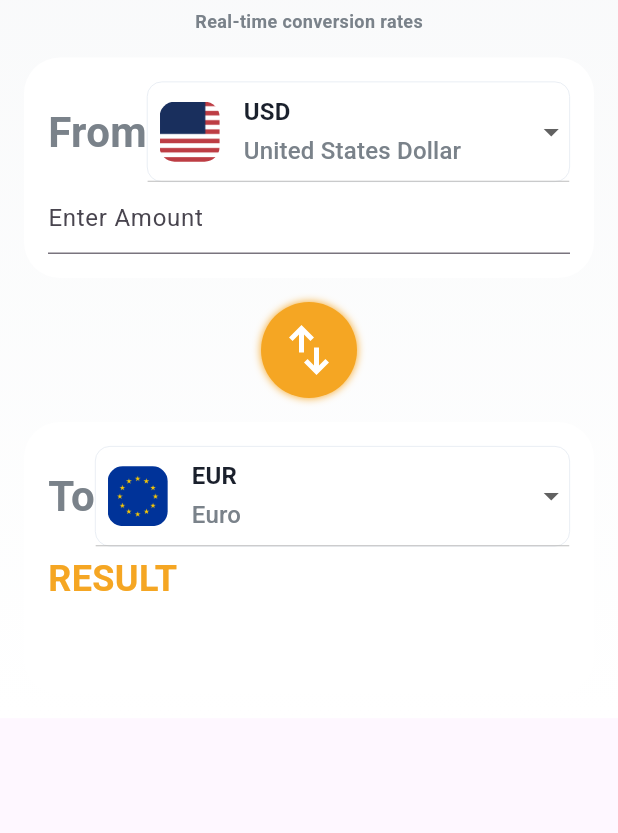
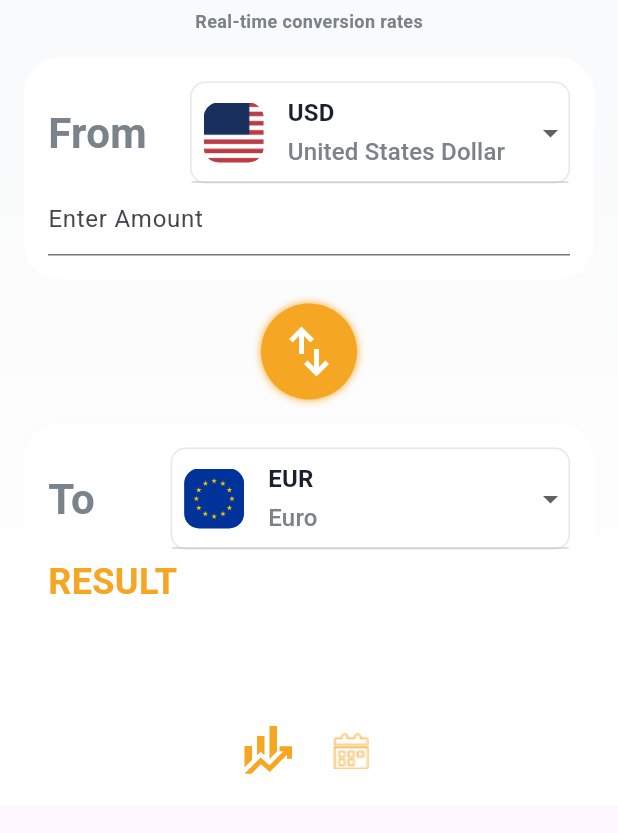
Before and after one commit to mohamedshemees/currencyX_flutter, a Flutter app: the screen it shows after launch, on a phone screen of 412 x 824 dp, the part 130-963 px from its top. Run offline on Flutter 3.47's test engine with Material 3 defaults, Android fonts, the phone set to English and light mode, and no system bars; our stand-ins replace bloc, dio, flutter_bloc, flutter_dotenv, flutter_svg, get_it and 1 more; generated files the repository leaves out were written again; network calls fail.

Commit message:
feat: add date picker and exchange ratio display

```diff
--- a/lib/screens/home_screen_state.dart
+++ b/lib/screens/home_screen_state.dart
@@ -9,6 +9,8 @@ class HomeScreenState {
   final Map<String, Map<String, double>> rates;
   final bool isLoading;
   final String errorMessage;
+  final String date;
+  final String ratio;
 
   const HomeScreenState({
     required this.baseCurrency,
@@ -18,6 +20,8 @@ class HomeScreenState {
     required this.rates,
     required this.isLoading,
     required this.errorMessage,
+    required this.date,
+    required this.ratio,
   });
 
   HomeScreenState copyWith({
@@ -28,6 +32,8 @@ class HomeScreenState {
     Map<String, Map<String, double>>? rates,
     bool? isLoading,
     String? errorMessage,
+    String? date,
+    String? ratio,
   }) {
     return HomeScreenState(
       baseCurrency: baseCurrency ?? this.baseCurrency,
@@ -35,8 +41,10 @@ class HomeScreenState {
       amount: amount ?? this.amount,
       result: result ?? this.result,
       rates: rates ?? this.rates,
+      date: date ?? this.date,
       isLoading: isLoading ?? this.isLoading,
       errorMessage: errorMessage ?? this.errorMessage,
+      ratio: ratio ?? this.ratio,
     );
   }
 }
--- a/lib/screens/my_home_page.dart
+++ b/lib/screens/my_home_page.dart
@@ -3,6 +3,7 @@ import 'package:currencyx/main.dart';
 import 'package:currencyx/screens/home_screen_cubit.dart';
 import 'package:currencyx/theme/custom_colors_extension.dart';
 import 'package:currencyx/widgets/conversion_view_widget.dart';
+import 'package:currencyx/widgets/exchange_rate_widget.dart';
 import 'package:currencyx/widgets/header_widget.dart';
 import 'package:flutter/material.dart';
 import 'package:flutter_bloc/flutter_bloc.dart';
@@ -16,8 +17,7 @@ class MyHomePage extends StatelessWidget {
       extendBodyBehindAppBar: true,
       body: SafeArea(
         child: BlocProvider(
-          create: (context) =>
-              HomeScreenCubit(getIt<CurrencyRepository>())..getCurrencies(),
+          create: (context) => HomeScreenCubit(getIt<CurrencyRepository>()),
           child: BlocBuilder<HomeScreenCubit, HomeScreenState>(
             builder: (context, state) {
               if (state.isLoading) {
@@ -29,9 +29,9 @@ class MyHomePage extends StatelessWidget {
                   decoration: BoxDecoration(
                     gradient: LinearGradient(
                       colors: [
-                        Theme.of(
-                          context,
-                        ).extension<CustomColorsExtension>()!.gradientStart,
+                        Theme.of(context)
+                            .extension<CustomColorsExtension>()!
+                            .gradientStart,
                         Theme.of(context)
                             .extension<CustomColorsExtension>()!
                             .cardBackgroundColor,
@@ -40,9 +40,22 @@ class MyHomePage extends StatelessWidget {
                       end: Alignment.bottomCenter,
                     ),
                   ),
-                  child: const Column(
+                  child: Column(
                     crossAxisAlignment: CrossAxisAlignment.center,
-                    children: [HeaderWidget(), ConversionViewWidget()],
+                    children: [
+                      const HeaderWidget(),
+                      const ConversionViewWidget(),
+                      ExchangeRateWidget(
+                        onSelectDate: (selectedDate) {
+                          context
+                              .read<HomeScreenCubit>()
+                              .onSelectDate(selectedDate);
+                        },
+                        firstDate: DateTime(2020),
+                        lastDate: DateTime.now(),
+                        ratio: state.ratio,
+                      ),
+                    ],
                   ),
                 ),
               );
--- a/lib/widgets/conversion_view_widget.dart
+++ b/lib/widgets/conversion_view_widget.dart
@@ -15,7 +15,7 @@ class ConversionViewWidget extends StatelessWidget {
         CurrencyCardWidget(
           currentCurrency: state.baseCurrency,
           enabledTextField: true,
-          title: "From",
+          title: "From    ",
           hint: "Enter Amount",
           onPressed: (String baseCurrency) {
             context.read<HomeScreenCubit>().onChangeBaseCurrency(baseCurrency);
@@ -29,7 +29,7 @@ class ConversionViewWidget extends StatelessWidget {
         CurrencyCardWidget(
           currentCurrency: state.targetCurrency,
           enabledTextField: false,
-          title: "To",
+          title: "To       ",
           hint: "Result",
           onPressed: (String targetCurrency) {
             context.read<HomeScreenCubit>().onChangeTargetCurrency(targetCurrency);
--- a/lib/widgets/countries_dropdown_widget.dart
+++ b/lib/widgets/countries_dropdown_widget.dart
@@ -20,11 +20,11 @@ class CountriesDropdownWidget extends StatelessWidget {
         color: Theme.of(
           context,
         ).extension<CustomColorsExtension>()!.cardBackgroundColor,
-        border: Border.all(color: AppColors.spinnerBorderColor, width: .5),
+        border: Border.all(color: AppColors.spinnerBorderColor, width: 1),
         borderRadius: BorderRadius.circular(10),
       ),
       child: DropdownButton<Country>(
-        value:countriesMap[currentCurrency] ,
+        value: countriesMap[currentCurrency],
         isExpanded: true,
         itemHeight: null,
         items: countries.map((Country country) {
@@ -33,7 +33,7 @@ class CountriesDropdownWidget extends StatelessWidget {
             child: Padding(
               padding: const EdgeInsets.all(8.0),
               child: Row(
-                children: <Widget>[
+                children: [
                   ClipRRect(
                     borderRadius: BorderRadius.circular(10.0),
                     child: Image.asset(
@@ -77,10 +77,10 @@ class CountriesDropdownWidget extends StatelessWidget {
               ),
             ),
           );
-        }).toList(), onChanged: (Country? value) {
+        }).toList(),
+        onChanged: (Country? value) {
           onPressed(value!.abbreviation);
-      },
-
+        },
       ),
     );
   }
--- /dev/null
+++ b/lib/widgets/exchange_rate_widget.dart
@@ -0,0 +1,67 @@
+import 'package:currencyx/screens/home_screen_cubit.dart';
+import 'package:currencyx/theme/app_colors.dart';
+import 'package:currencyx/theme/custom_colors_extension.dart';
+import 'package:flutter/material.dart';
+import 'package:flutter_svg/flutter_svg.dart';
+
+class ExchangeRateWidget extends StatelessWidget {
+  final String ratio;
+  final Function(DateTime?) onSelectDate;
+  final DateTime firstDate;
+  final DateTime lastDate;
+
+  const ExchangeRateWidget({
+    super.key,
+    required this.ratio,
+    required this.onSelectDate,
+    required this.firstDate,
+    required this.lastDate,
+  });
+
+  @override
+  Widget build(BuildContext context) {
+    return Padding(
+      padding: const EdgeInsets.only(bottom: 16.0),
+      child: Row(
+        mainAxisAlignment: MainAxisAlignment.center,
+        children: [
+          SvgPicture.asset(
+            "assets/ic_stocks.svg",
+            width: 40,
+            height: 40,
+            colorFilter: const ColorFilter.mode(
+              AppColors.accentColor,
+              BlendMode.srcIn,
+            ),
+          ),
+          const SizedBox(width: 8),
+          Text(
+            ratio,
+            style: TextStyle(
+              color: Theme.of(context).extension<CustomColorsExtension>()!.subTextColor,
+              fontSize: 16,
+              fontWeight: FontWeight.w500,
+            ),
+          ),
+          const SizedBox(width: 8),
+          GestureDetector(
+            onTap: () async {
+              var selectedDate = await showDatePicker(
+                context: context,
+                firstDate: firstDate,
+                lastDate: lastDate,
+              );
+              onSelectDate(selectedDate);
+            },
+            child: Image.asset(
+              "assets/calendar.png",
+              width: 40,
+              height: 40,
+              color: AppColors.accentColor,
+            ),
+          ),
+        ],
+      ),
+    );
+  }
+}
```
Also changed, not shown: lib/screens/home_screen_cubit.dart (+31 -11 lines).
